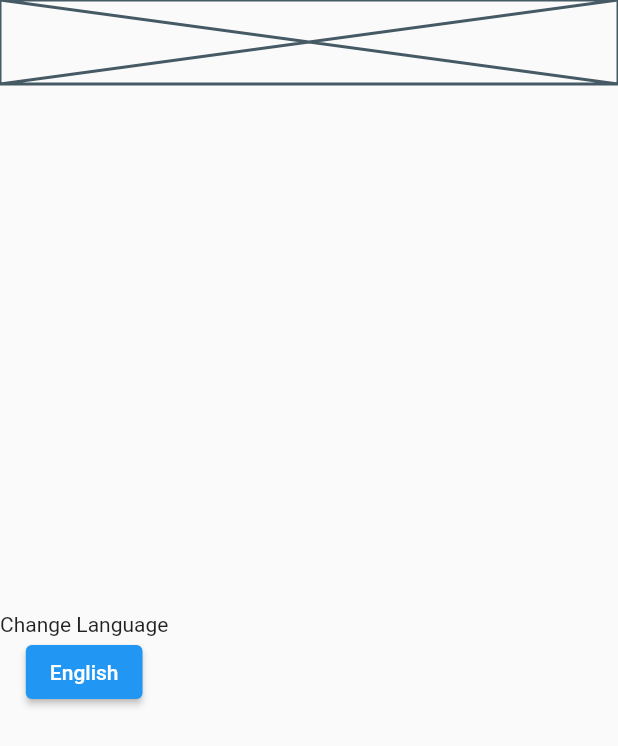
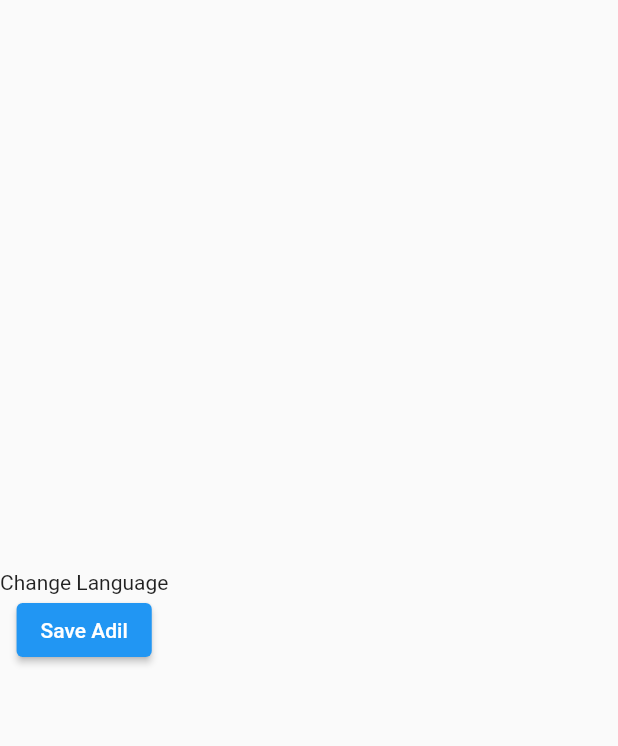
Before and after one commit to Adiladil000/architecture_template_v2, a Flutter app: the screen it shows after launch, on a phone screen of 412 x 824 dp. Shown: the top 746 px of the screen. Run offline on Flutter 3.47's test engine with Material 2 defaults, Android fonts, the phone set to English and light mode, and no system bars; our stand-ins replace easy_localization; generated files the repository leaves out were written again.

Commit message:
- Multi Language support

```diff
--- a/asset/translations/en.json
+++ b/asset/translations/en.json
@@ -4,7 +4,7 @@
     },
     "general": {
         "button": {
-            "save": "Save"
+            "save": "Save {}"
         },
         "dialog": {
             "version": {
--- a/asset/translations/tr.json
+++ b/asset/translations/tr.json
@@ -4,7 +4,7 @@
     },
     "general": {
         "button": {
-            "save": "Kaydet"
+            "save": "Kaydet {}"
         },
         "dialog": {
             "version": {
--- a/lib/feature/home/view/home_view.dart
+++ b/lib/feature/home/view/home_view.dart
@@ -1,7 +1,10 @@
 import 'package:architecture_template_v2/feature/home/view/mixin/home_view_mixin.dart';
 import 'package:architecture_template_v2/product/init/product_localization.dart';
 import 'package:architecture_template_v2/product/utility/constants/enums/locales.dart';
+import 'package:easy_localization/easy_localization.dart';
 import 'package:flutter/material.dart';
+
+import 'package:architecture_template_v2/product/init/language/locale_keys.g.dart';
 
 part 'widget/home_app_bar.dart';
 
@@ -25,7 +28,7 @@ class _HomeViewState extends State<HomeView> with HomeViewMixin {
             onPressed: () {
               ProductLocalization.updateLanguage(context: context, value: Locales.tr);
             },
-            child: const Text('English'),
+            child: const Text(LocaleKeys.general_button_save).tr(args: ['Adil']),
           ),
         ],
       ),
--- a/lib/feature/home/view/widget/home_app_bar.dart
+++ b/lib/feature/home/view/widget/home_app_bar.dart
@@ -5,7 +5,7 @@ class _HomeAppBar extends StatelessWidget implements PreferredSizeWidget {
 
   @override
   Widget build(BuildContext context) {
-    return const Placeholder();
+    return const SizedBox();
   }
 
   @override
--- a/lib/product/init/product_localization.dart
+++ b/lib/product/init/product_localization.dart
@@ -22,7 +22,7 @@ final class ProductLocalization extends EasyLocalization {
     Locales.en.locale,
   ];
 
-  static const String _translationPath = 'assets/translations';
+  static const String _translationPath = 'asset/translations';
 
   /// Change project language by using [Locales]
   static Future<void> updateLanguage({
```
Also changed, not shown: 1 other file.
